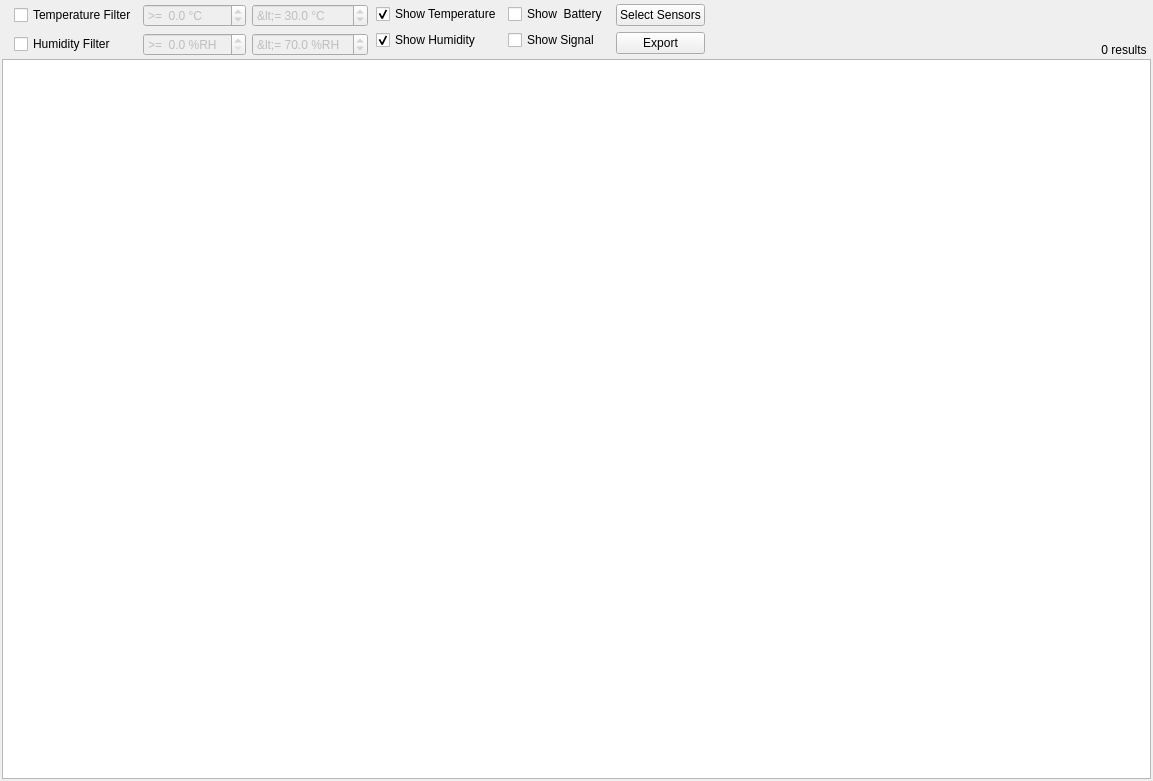
Old version of the form manager/src/MeasurementsWidget.ui in the repository porkmarks/sense.
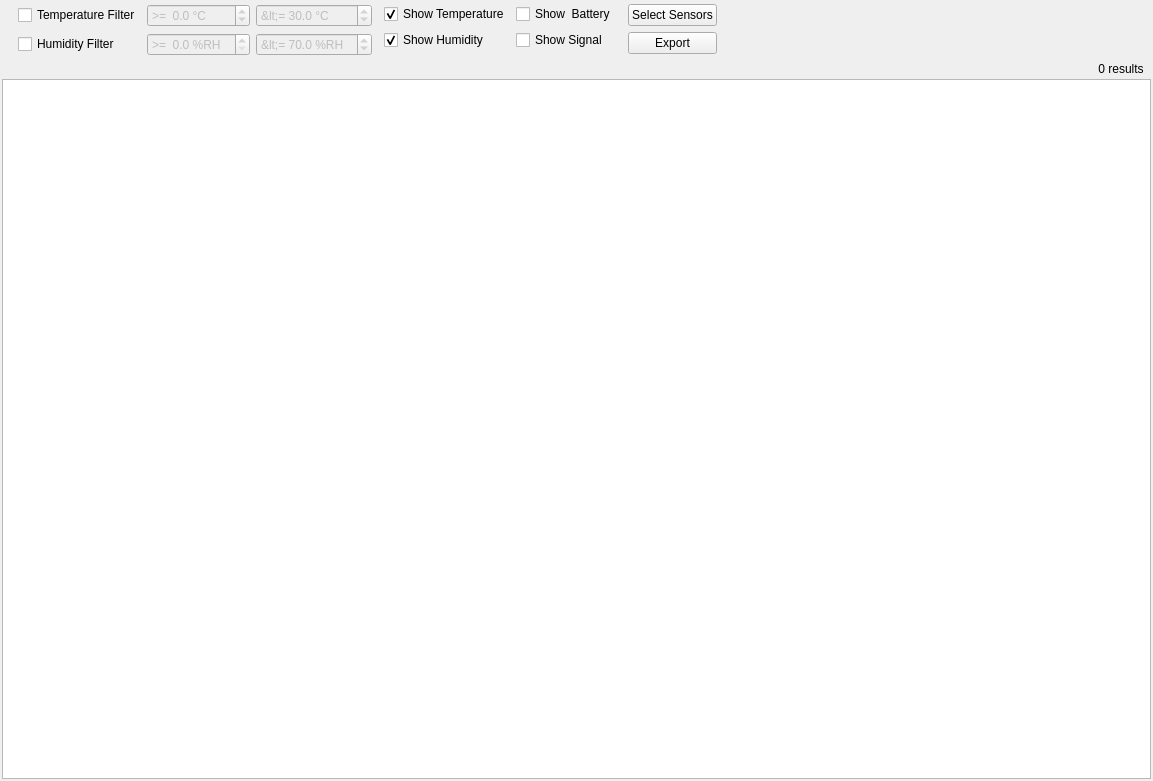
New version of the form. Icons and pictures are not drawn. Custom widgets are drawn as their Qt base class.

Patch:
```diff
--- a/manager/src/MeasurementsWidget.ui
+++ b/manager/src/MeasurementsWidget.ui
@@ -30,28 +30,10 @@
     <number>2</number>
    </property>
    <item>
-    <widget class="QFrame" name="frame">
-     <property name="sizePolicy">
-      <sizepolicy hsizetype="Preferred" vsizetype="Preferred">
-       <horstretch>0</horstretch>
-       <verstretch>0</verstretch>
-      </sizepolicy>
-     </property>
-     <property name="maximumSize">
-      <size>
-       <width>16777215</width>
-       <height>16777215</height>
-      </size>
-     </property>
-     <property name="frameShape">
-      <enum>QFrame::NoFrame</enum>
-     </property>
-     <property name="frameShadow">
-      <enum>QFrame::Raised</enum>
-     </property>
-     <layout class="QHBoxLayout" name="horizontalLayout">
+    <widget class="QWidget" name="widget_5" native="true">
+     <layout class="QHBoxLayout" name="horizontalLayout_3">
       <property name="spacing">
-       <number>0</number>
+       <number>4</number>
       </property>
       <property name="leftMargin">
        <number>0</number>
@@ -84,6 +66,42 @@
        </widget>
       </item>
       <item>
+       <widget class="QWidget" name="widget_6" native="true">
+        <layout class="QVBoxLayout" name="verticalLayout_4">
+         <property name="spacing">
+          <number>0</number>
+         </property>
+         <property name="leftMargin">
+          <number>0</number>
+         </property>
+         <property name="topMargin">
+          <number>0</number>
+         </property>
+         <property name="rightMargin">
+          <number>0</number>
+         </property>
+         <property name="bottomMargin">
+          <number>0</number>
+         </property>
+         <item>
+          <widget class="QWidget" name="widget_7" native="true">
+           <layout class="QHBoxLayout" name="horizontalLayout_4">
+            <property name="spacing">
+             <number>4</number>
+            </property>
+            <property name="leftMargin">
+             <number>0</number>
+            </property>
+            <property name="topMargin">
+             <number>0</number>
+            </property>
+            <property name="rightMargin">
+             <number>0</number>
+            </property>
+            <property name="bottomMargin">
+             <number>0</number>
+            </property>
+            <item>
        <widget class="QWidget" name="widget_3" native="true">
         <layout class="QGridLayout" name="gridLayout_3">
          <property name="leftMargin">
@@ -289,7 +307,7 @@
            </property>
           </widget>
          </item>
-         <item row="2" column="0" colspan="2">
+               <item row="3" column="0" colspan="2">
           <spacer name="verticalSpacer">
            <property name="orientation">
             <enum>Qt::Vertical</enum>
@@ -377,33 +395,36 @@
         </property>
        </spacer>
       </item>
+           </layout>
+          </widget>
+         </item>
       <item>
        <widget class="QWidget" name="widget_4" native="true">
-        <layout class="QVBoxLayout" name="verticalLayout_3">
+           <layout class="QHBoxLayout" name="horizontalLayout">
          <property name="spacing">
-          <number>4</number>
+             <number>0</number>
          </property>
          <property name="leftMargin">
-          <number>4</number>
+             <number>7</number>
          </property>
          <property name="topMargin">
-          <number>2</number>
+             <number>0</number>
          </property>
          <property name="rightMargin">
-          <number>4</number>
+             <number>7</number>
          </property>
          <property name="bottomMargin">
-          <number>2</number>
+             <number>0</number>
          </property>
          <item>
-          <spacer name="verticalSpacer_3">
+             <spacer name="horizontalSpacer_2">
            <property name="orientation">
-            <enum>Qt::Vertical</enum>
+               <enum>Qt::Horizontal</enum>
            </property>
            <property name="sizeHint" stdset="0">
             <size>
-             <width>1</width>
-             <height>1</height>
+                <width>40</width>
+                <height>20</height>
             </size>
            </property>
           </spacer>
@@ -416,6 +437,9 @@
            <property name="alignment">
             <set>Qt::AlignCenter</set>
            </property>
+             </widget>
+            </item>
+           </layout>
           </widget>
          </item>
         </layout>
```
Left out of the diff: 114 changed lines with no effect on the pictures. Lines whose indentation alone changed are shown as unchanged.
